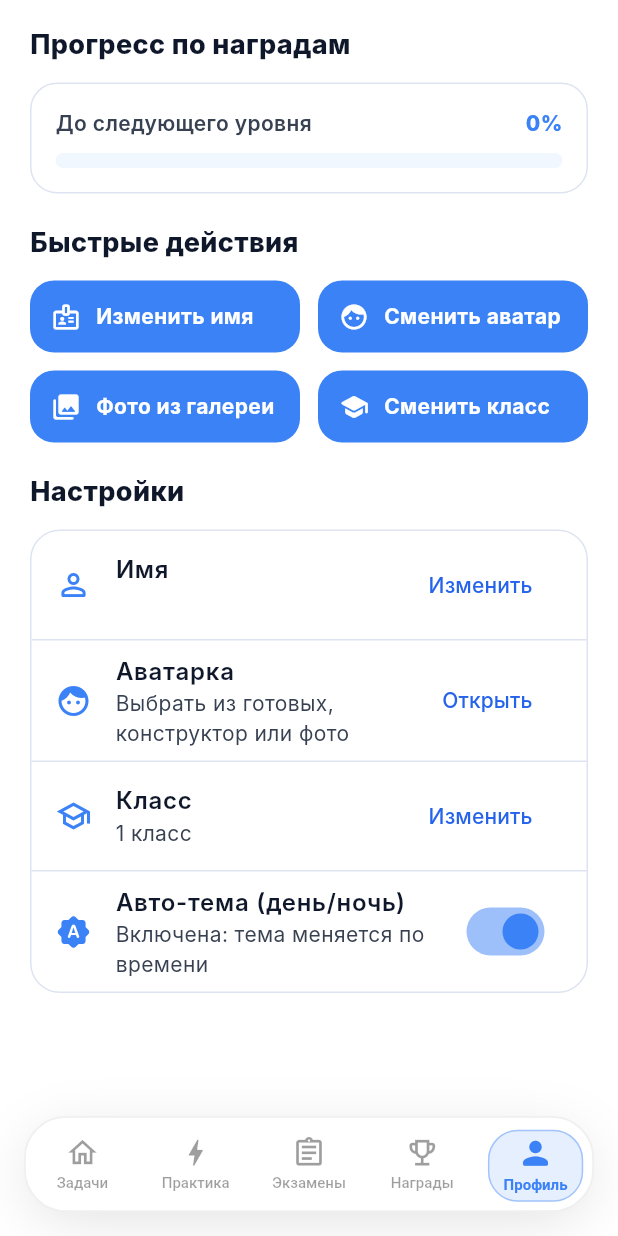
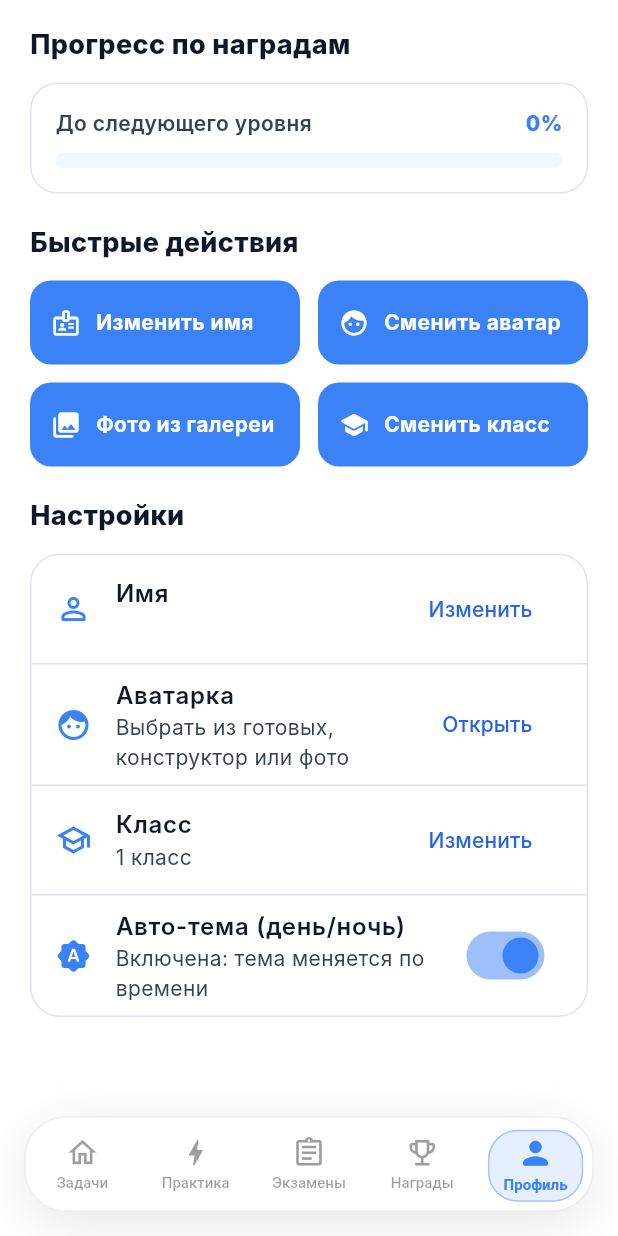
Before and after one commit to proektnyjfedor-stack/Algeon, a Flutter app: the ProfileTab screen opened by its route, scrolled down 537 dp, on a phone screen of 412 x 824 dp. Run offline on Flutter 3.47's test engine with Material 3 defaults, Android fonts, the phone set to English and light mode, and no system bars; our stand-ins replace firebase_auth, firebase_core, go_router, image_picker, shared_preferences; missing offline and left inert: flutter_math_fork; accounts and stored records are empty; Roboto replaces fonts that are missing (Inter).

Commit message:
style: align core button sizing and corner radius tokens
Standardize primary interactive controls with consistent minimum height and shared radius tokens across home, profile, and exams for a cleaner and more cohesive visual system.

Made-with: Cursor

```diff
--- a/lib/screens/profile_tab.dart
+++ b/lib/screens/profile_tab.dart
@@ -1233,10 +1233,11 @@ class _QuickActionButton extends StatelessWidget {
       child: _PressableTile(
         onTap: onTap,
         child: Container(
+          constraints: const BoxConstraints(minHeight: 56),
           padding: const EdgeInsets.symmetric(horizontal: 14, vertical: 14),
           decoration: BoxDecoration(
             color: _ProfileTabState._bluePrimary,
-            borderRadius: BorderRadius.circular(16),
+            borderRadius: BorderRadius.circular(AppRadius.md),
           ),
           child: Row(
             children: [
@@ -1368,7 +1369,7 @@ class _ActionTile extends StatelessWidget {
         trailing: const Icon(Icons.chevron_right_rounded),
         onTap: onTap,
         shape: RoundedRectangleBorder(
-          borderRadius: BorderRadius.circular(14),
+          borderRadius: BorderRadius.circular(AppRadius.md),
         ),
       ),
     );
```
Also changed, not shown: lib/screens/exams_tab.dart (+4 -4 lines), lib/screens/home_tab.dart (+4 -3 lines).
